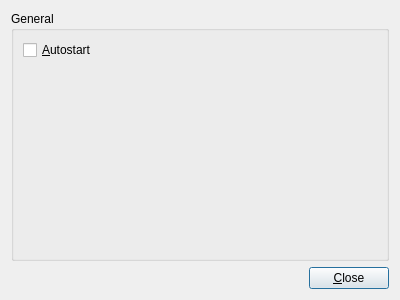
Above: ui/settingdialog.ui from xiangxw/ThinDict before the change. Below: the same form after it.
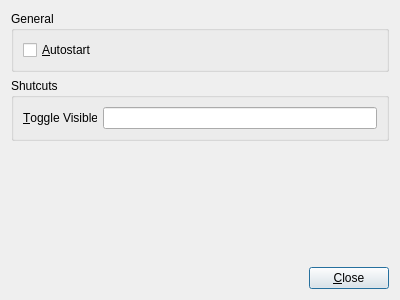
That is the form after the change. Custom widgets are drawn as their Qt base class.

Commit message: support shortcut configuration

The edit to the form file:
```diff
--- a/ui/settingdialog.ui
+++ b/ui/settingdialog.ui
@@ -27,6 +27,38 @@
         </property>
        </widget>
       </item>
+     </layout>
+    </widget>
+   </item>
+   <item>
+    <widget class="QGroupBox" name="groupBox_2">
+     <property name="title">
+      <string>Shutcuts</string>
+     </property>
+     <layout class="QHBoxLayout" name="horizontalLayout_2">
+      <item>
+       <layout class="QFormLayout" name="formLayout">
+        <property name="fieldGrowthPolicy">
+         <enum>QFormLayout::AllNonFixedFieldsGrow</enum>
+        </property>
+        <item row="0" column="0">
+         <widget class="QLabel" name="toggleVisibleLabel">
+          <property name="text">
+           <string>&amp;Toggle Visible</string>
+          </property>
+          <property name="buddy">
+           <cstring>toggleVisibleShortcutEdit</cstring>
+          </property>
+         </widget>
+        </item>
+        <item row="0" column="1">
+         <widget class="ShortcutEdit" name="toggleVisibleShortcutEdit"/>
+        </item>
+       </layout>
+      </item>
+     </layout>
+    </widget>
+   </item>
       <item>
        <spacer name="verticalSpacer">
         <property name="orientation">
@@ -40,9 +72,6 @@
         </property>
        </spacer>
       </item>
-     </layout>
-    </widget>
-   </item>
    <item>
     <layout class="QHBoxLayout" name="horizontalLayout">
      <item>
@@ -69,6 +98,13 @@
    </item>
   </layout>
  </widget>
+ <customwidgets>
+  <customwidget>
+   <class>ShortcutEdit</class>
+   <extends>QLineEdit</extends>
+   <header>shortcutedit.h</header>
+  </customwidget>
+ </customwidgets>
  <resources/>
  <connections/>
 </ui>
```
Lines whose indentation alone changed are shown as unchanged. The commit also changes 8 other files.
